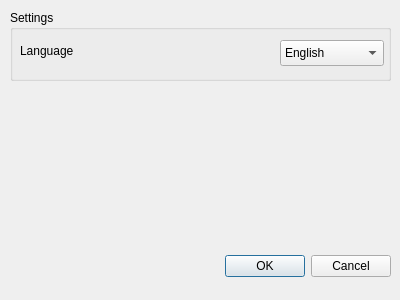
Qt form Resources/ui/Settings.ui (C4NU/Paddie) before a commit.
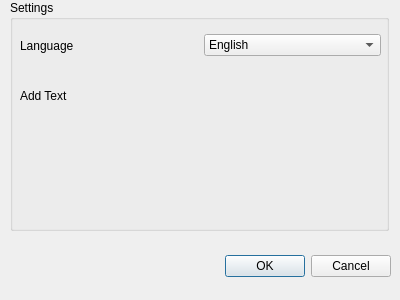
The same form after that commit.

The edit to the form file:
```diff
--- a/Resources/ui/Settings.ui
+++ b/Resources/ui/Settings.ui
@@ -33,23 +33,33 @@
    <property name="geometry">
     <rect>
      <x>10</x>
-     <y>10</y>
-     <width>381</width>
-     <height>71</height>
+     <y>0</y>
+     <width>379</width>
+     <height>231</height>
     </rect>
    </property>
    <property name="title">
     <string>Settings</string>
    </property>
+   <widget class="QWidget" name="horizontalLayoutWidget">
+    <property name="geometry">
+     <rect>
+      <x>10</x>
+      <y>30</y>
+      <width>361</width>
+      <height>31</height>
+     </rect>
+    </property>
+    <layout class="QHBoxLayout" name="horizontalLayout">
+     <item>
+      <widget class="QLabel" name="label">
+       <property name="text">
+        <string>Language</string>
+       </property>
+      </widget>
+     </item>
+     <item>
    <widget class="QComboBox" name="language_combo_box">
-    <property name="geometry">
-     <rect>
-      <x>270</x>
-      <y>30</y>
-      <width>104</width>
-      <height>26</height>
-     </rect>
-    </property>
     <item>
      <property name="text">
       <string>English</string>
@@ -66,18 +76,27 @@
      </property>
     </item>
    </widget>
-   <widget class="QLabel" name="label">
+     </item>
+    </layout>
+   </widget>
+   <widget class="QWidget" name="horizontalLayoutWidget_2">
     <property name="geometry">
      <rect>
       <x>10</x>
-      <y>30</y>
-      <width>261</width>
-      <height>21</height>
+      <y>80</y>
+      <width>361</width>
+      <height>31</height>
      </rect>
     </property>
+    <layout class="QHBoxLayout" name="horizontalLayout_2">
+     <item>
+      <widget class="QLabel" name="label_2">
     <property name="text">
-     <string>Language</string>
-    </property>
+        <string>Add Text</string>
+       </property>
+      </widget>
+     </item>
+    </layout>
    </widget>
   </widget>
  </widget>
```
Left out of the diff: 35 changed lines with no effect on the pictures. Lines whose indentation alone changed are shown as unchanged.
